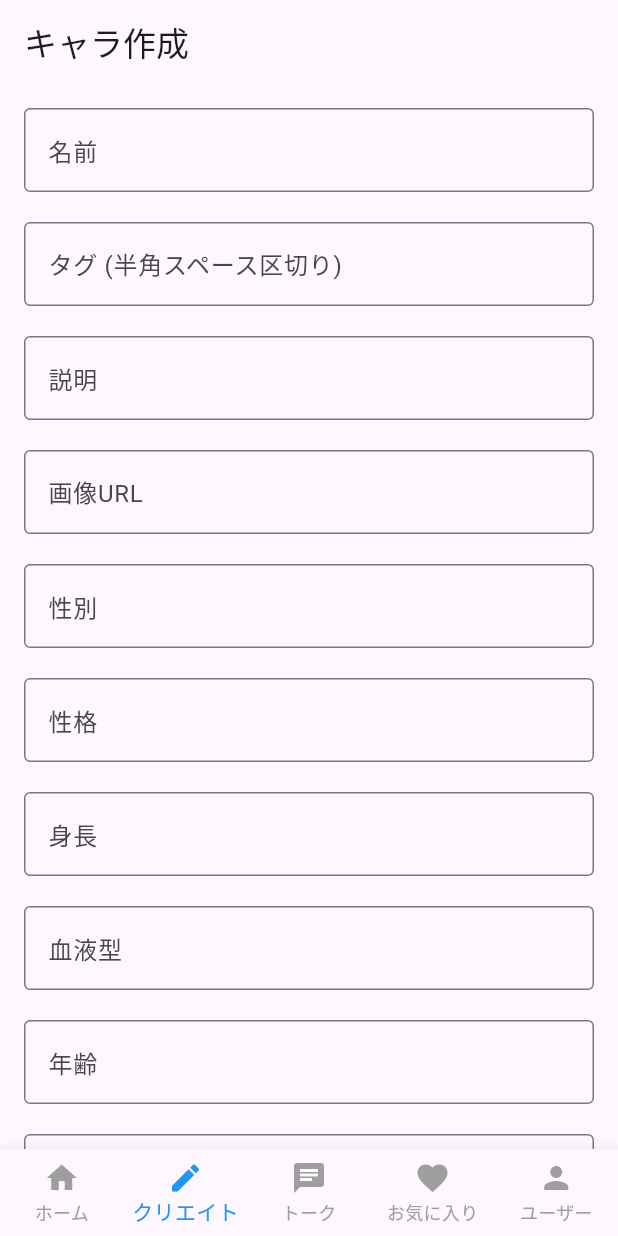
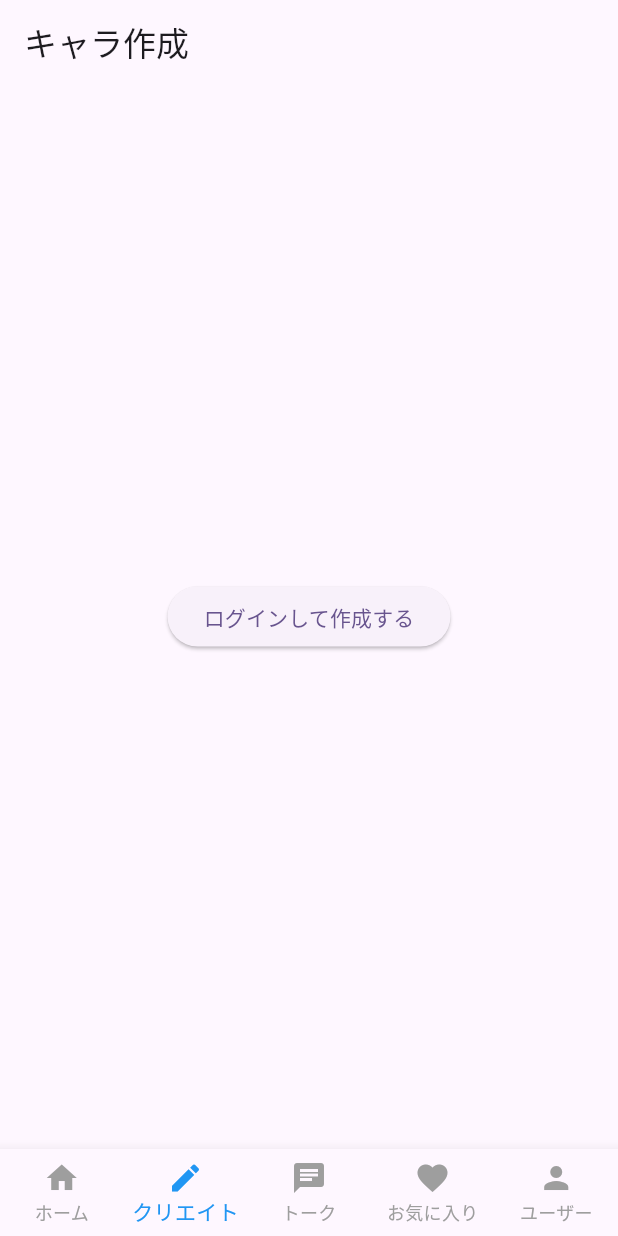
Before and after one commit to jyogi-web/geek2024_vol.22_1, a Flutter app: the screen it shows after launch, item 2 of the bottom bar chosen, on a phone screen of 412 x 824 dp. Run offline on Flutter 3.47's test engine with Material 3 defaults, Android fonts, the phone set to English and light mode, and no system bars; our stand-ins replace cloud_firestore, firebase_auth, firebase_core, flutter_chat_types, flutter_chat_ui, flutter_dotenv and 2 more; accounts and stored records are empty.

```diff
--- a/lib/ui/create/view/create_page.dart
+++ b/lib/ui/create/view/create_page.dart
@@ -1,12 +1,47 @@
 import 'package:flutter/material.dart';
 import 'package:provider/provider.dart';
 import 'package:aicharamaker/ui/create/view_model/create_view_model.dart';
+import 'package:aicharamaker/ui/auth/view/auth_page.dart';
+import 'package:firebase_auth/firebase_auth.dart';
 
 class CreateScreen extends StatelessWidget {
   const CreateScreen({Key? key}) : super(key: key);
 
+  // ユーザーがログインしているかどうかを判定するメソッド
+  bool _isUserLoggedIn(BuildContext context) {
+    final user = FirebaseAuth.instance.currentUser;
+    print('user: $user');
+    if (user != null) {
+      return true;
+    } else {
+      return false;
+    }
+  }
+
   @override
   Widget build(BuildContext context) {
+    final isLoggedIn = _isUserLoggedIn(context);
+    print('isLoggedIn: $isLoggedIn');
+    // ログインしていない場合、AuthPage()への遷移ボタンのみを表示
+    if (!isLoggedIn) {
+      return Scaffold(
+        appBar: AppBar(
+          title: const Text("キャラ作成"),
+        ),
+        body: Center(
+          child: ElevatedButton(
+            onPressed: () {
+              Navigator.push(
+                context,
+                MaterialPageRoute(builder: (_) => const AuthPage()),
+              );
+            },
+            child: const Text("ログインして作成する"),
+          ),
+        ),
+      );
+    }
+
     return ChangeNotifierProvider(
       create: (_) => CreateScreenViewModel(),
       child: Scaffold(
--- a/lib/ui/create/view_model/create_view_model.dart
+++ b/lib/ui/create/view_model/create_view_model.dart
@@ -3,6 +3,7 @@ import 'package:aicharamaker/model/profile_model.dart';
 import 'package:cloud_firestore/cloud_firestore.dart';
 import 'package:firebase_auth/firebase_auth.dart';
 import 'package:aicharamaker/ui/home/home_page.dart';
+import 'package:aicharamaker/ui/auth/view/auth_page.dart';
 
 class CreateScreenViewModel extends ChangeNotifier {
   // 入力されるテキストを管理するコントローラー
@@ -32,6 +33,11 @@ class CreateScreenViewModel extends ChangeNotifier {
 
     if (user == null) {
       debugPrint('User is not logged in');
+      Navigator.of(context).pushReplacement(
+        MaterialPageRoute(
+          builder: (context) => AuthPage(),
+        ),
+      );
       return;
     }
 
```
Also changed, not shown: lib/ui/auth/view/auth_page.dart (+9 -7 lines).
